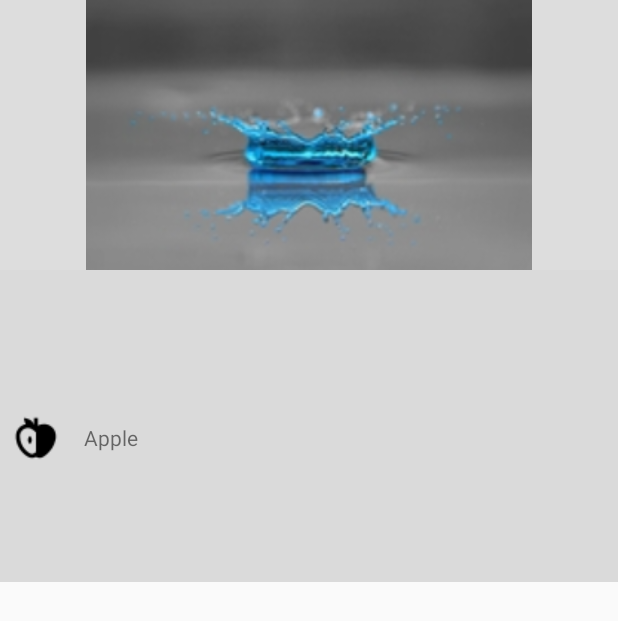
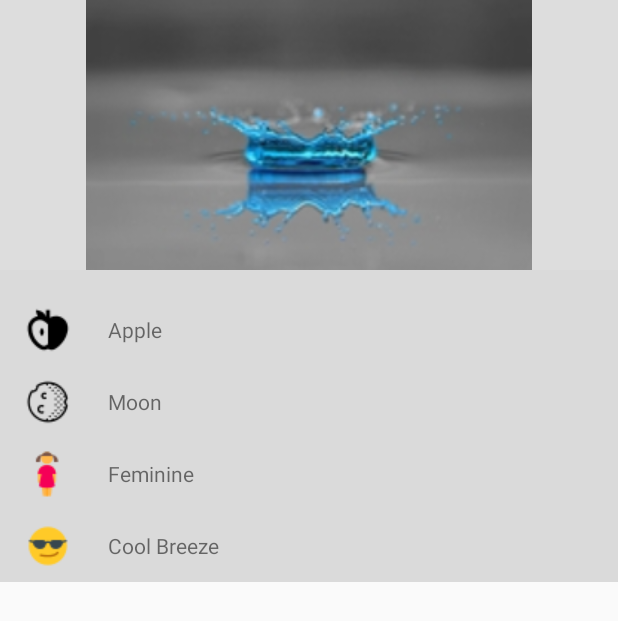
Before and after one commit to serence/Serence, an Android app: the fragment NavigationDrawerFragment shown on its own in the app's theme, on a phone screen of 412 x 824 dp. Shown: the top 621 px of the screen. Run offline under Robolectric (Android 15) with nearby library versions, the phone set to English and light mode, and no system bars.

Commit message:
Added delete of row upon image.onClick

```diff
--- a/app/build.gradle
+++ b/app/build.gradle
@@ -23,4 +23,6 @@ dependencies {
     compile fileTree(include: ['*.jar'], dir: 'libs')
     compile 'com.android.support:appcompat-v7:22.2.1'
     compile 'com.android.support:recyclerview-v7:23.0.1'
+    compile 'org.lucasr.dspec:dspec:0.1.1'
+
 }
--- a/app/src/main/java/org/nganga/sesame/RecyclerAdapter.java
+++ b/app/src/main/java/org/nganga/sesame/RecyclerAdapter.java
@@ -7,6 +7,7 @@ import android.view.View;
 import android.view.ViewGroup;
 import android.widget.ImageView;
 import android.widget.TextView;
+import android.widget.Toast;
 
 import java.util.Collections;
 import java.util.List;
@@ -18,12 +19,20 @@ public class RecyclerAdapter extends RecyclerView.Adapter<RecyclerAdapter.MyView
 
     private LayoutInflater inflater;
 
+    Context context;
+
     List<RecyclerData> data = Collections.emptyList(); //This ensures we do not get nullPointers exception
 
     public RecyclerAdapter(Context context, List<RecyclerData> data){
 
         inflater = LayoutInflater.from(context);
         this.data = data;
+    }
+
+    public void delete(int position) {
+
+        data.remove(position);
+        notifyItemRemoved(position);
     }
 
     @Override
@@ -51,7 +60,7 @@ public class RecyclerAdapter extends RecyclerView.Adapter<RecyclerAdapter.MyView
     }
 
 
-    class  MyViewHolder extends RecyclerView.ViewHolder {
+    class  MyViewHolder extends RecyclerView.ViewHolder implements View.OnClickListener{
 
         TextView title;
         ImageView icon;
@@ -61,6 +70,13 @@ public class RecyclerAdapter extends RecyclerView.Adapter<RecyclerAdapter.MyView
 
             title = (TextView) itemView.findViewById(R.id.listText);
             icon = (ImageView) itemView.findViewById(R.id.listIcon);
+            icon.setOnClickListener(this);
+        }
+
+        @Override
+        public void onClick(View view) {
+
+            delete(getPosition());
         }
     }
 }
--- a/app/src/main/res/layout/custom_row.xml
+++ b/app/src/main/res/layout/custom_row.xml
@@ -1,14 +1,16 @@
 <?xml version="1.0" encoding="utf-8"?>
-<LinearLayout xmlns:android="http://schemas.android.com/apk/res/android"
+<RelativeLayout xmlns:android="http://schemas.android.com/apk/res/android"
     android:orientation="horizontal"
     android:layout_width="match_parent"
-    android:layout_height="match_parent">
+    android:layout_height="48dp">
 
     <ImageView
         android:layout_width="wrap_content"
         android:layout_height="wrap_content"
-        android:padding="8dp"
+        android:layout_marginLeft="16dp"
+        android:layout_marginRight="16dp"
         android:id="@+id/listIcon"
+        android:layout_centerVertical="true"
         android:layout_gravity="center_vertical"
         android:src="@drawable/moon"/>
 
@@ -17,8 +19,9 @@
         android:layout_height="wrap_content"
         android:layout_gravity="center_vertical"
         android:id="@+id/listText"
-        android:padding="8dp"
+        android:layout_marginLeft="72dp"
+        android:layout_centerVertical="true"
         android:text="Lorem Ipsum"/>
 
 
-</LinearLayout>
+</RelativeLayout>
```
Also changed, not shown: 1 other file.
